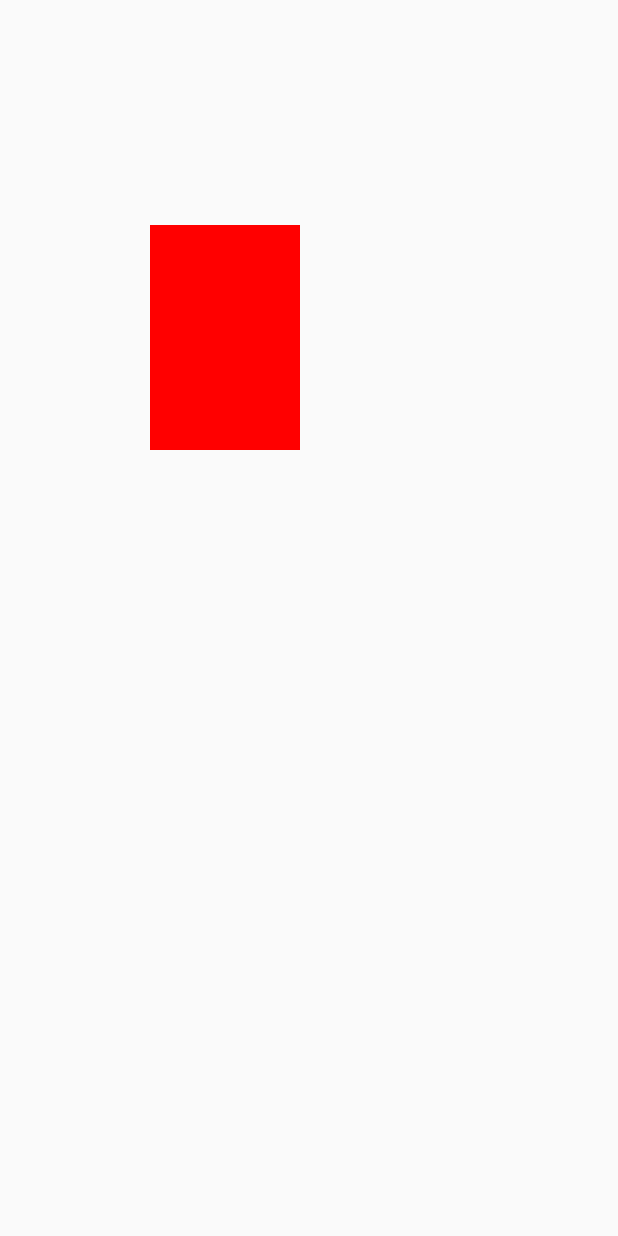
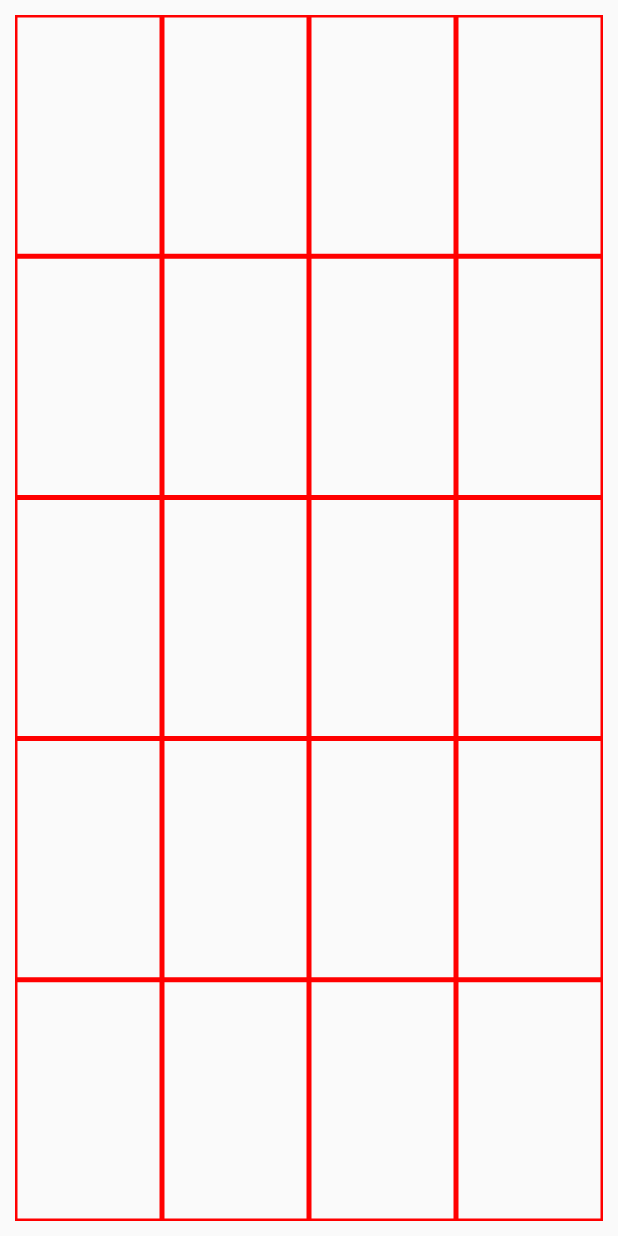
Before and after one commit to liulilei/TXKE-DEMO, an Android app: the screen it shows after launch (TestViewActivity), on a phone screen of 412 x 824 dp. Run offline under Robolectric (Android 15) with nearby library versions, the phone set to English and light mode, and no system bars.

Commit message:
自定义drawable

```diff
--- a/app/src/main/java/androiddesk/com/txke_demo/view/CircleView1.java
+++ b/app/src/main/java/androiddesk/com/txke_demo/view/CircleView1.java
@@ -27,6 +27,7 @@ public class CircleView1 extends View {
 
     public float getRadius() {
         Log.e("get1", radius + "");
+        int i =  0xff;
         return radius;
     }
 
--- a/app/src/main/java/androiddesk/com/txke_demo/view/DrawableView.kt
+++ b/app/src/main/java/androiddesk/com/txke_demo/view/DrawableView.kt
@@ -2,12 +2,9 @@ package androiddesk.com.txke_demo.view
 
 import android.content.Context
 import android.graphics.Canvas
-import android.graphics.Color
 import android.graphics.Paint
-import android.graphics.drawable.ColorDrawable
 import android.util.AttributeSet
 import android.view.View
-import androiddesk.com.txke_demo.util.Uiutils
 
 /**
  *@Description:
@@ -19,7 +16,7 @@ class DrawableView @JvmOverloads constructor(context: Context, attributeSet: Att
 
     private val paint = Paint(Paint.ANTI_ALIAS_FLAG)
 
-    private val drawable = ColorDrawable(Color.RED)
+    private val drawable = GridDrawable()
 
     init {
 
@@ -27,8 +24,10 @@ class DrawableView @JvmOverloads constructor(context: Context, attributeSet: Att
 
     override fun onDraw(canvas: Canvas?) {
         super.onDraw(canvas)
-        drawable.setBounds(Uiutils.dip2px(100f).toInt(), Uiutils.dip2px(150f).toInt(), width, height)
-        drawable.draw(canvas)
+        drawable.setBounds(0, 0, width, height)
+        if (canvas != null) {
+            drawable.draw(canvas)
+        }
 
     }
 
--- /dev/null
+++ b/app/src/main/java/androiddesk/com/txke_demo/view/GridDrawable.kt
@@ -0,0 +1,58 @@
+package androiddesk.com.txke_demo.view
+
+import android.graphics.*
+import android.graphics.drawable.Drawable
+import androiddesk.com.txke_demo.util.Uiutils
+
+/**
+ *@Description:
+ * @author: lll
+ * @date: 2019-04-30
+ */
+class GridDrawable : Drawable() {
+
+    private val paint = Paint(Paint.ANTI_ALIAS_FLAG)
+
+    private val widthLenght = 4
+
+    private val heightCount = 5
+
+    init {
+        paint.apply {
+            strokeWidth = Uiutils.dip2px(3f)
+            color = Color.RED
+        }
+    }
+
+    override fun draw(canvas: Canvas) {
+        val width = (bounds.right - (widthLenght) * Uiutils.dip2px(3f)) / widthLenght
+        val height = (bounds.bottom - (heightCount) * Uiutils.dip2px(3f)) / heightCount
+        for (i in 0..widthLenght) {
+            canvas.drawLine(i * width + i * Uiutils.dip2px(3f), bounds.top.toFloat(), i * width + i * Uiutils.dip2px(3f), bounds.bottom.toFloat(), paint)
+        }
+        for (i in 0..heightCount) {
+            canvas.drawLine(bounds.left.toFloat(), i * height + i * Uiutils.dip2px(3f), bounds.right.toFloat(), i * height + i * Uiutils.dip2px(3f), paint)
+        }
+    }
+
+    override fun setAlpha(alpha: Int) {
+        paint.alpha = alpha
+    }
+
+    override fun getAlpha(): Int {
+        return paint.alpha
+    }
+
+    //设置不透明度
+    override fun getOpacity(): Int {
+        return when (paint.alpha) {
+            0xff -> PixelFormat.OPAQUE //不透明
+            0 -> PixelFormat.TRANSPARENT//全透明
+            else -> PixelFormat.TRANSLUCENT//半透明
+        }
+    }
+
+    override fun setColorFilter(colorFilter: ColorFilter?) {
+        paint.colorFilter = colorFilter
+    }
+}
--- a/app/src/main/res/layout/activity_test_view.xml
+++ b/app/src/main/res/layout/activity_test_view.xml
@@ -12,7 +12,8 @@
 
     <androiddesk.com.txke_demo.view.DrawableView
         android:id="@+id/view"
-        android:layout_width="200dp"
-        android:layout_height="300dp" />
+        android:layout_width="match_parent"
+        android:layout_height="match_parent"
+        android:layout_margin="10dp"/>
 
 </LinearLayout>
```
